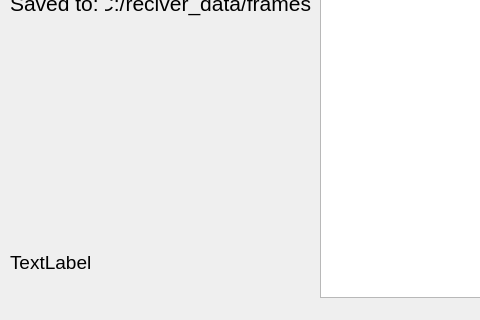
The window that src/qt-viewreciever/gui/recivermainwindow.ui (ueberaccelerate/image-generator-server-client) describes before a commit, drawn with Qt 5; both pictures show x 0 to 480 and y 253 to 573 of the 907 by 573 pixel window.
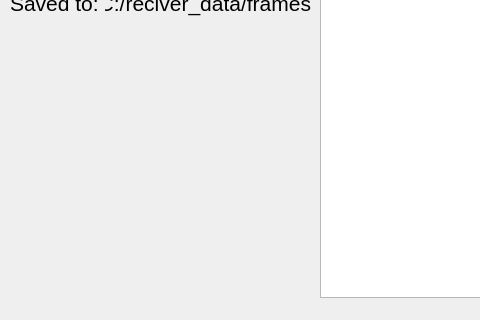
The same window after the commit.

```diff
--- a/src/qt-viewreciever/gui/recivermainwindow.ui
+++ b/src/qt-viewreciever/gui/recivermainwindow.ui
@@ -219,7 +219,7 @@
      </font>
     </property>
     <property name="text">
-     <string>TextLabel</string>
+     <string/>
     </property>
    </widget>
    <widget class="QSplitter" name="splitter">
```
Left out of the diff: 6 changed lines with no effect on the pictures.
